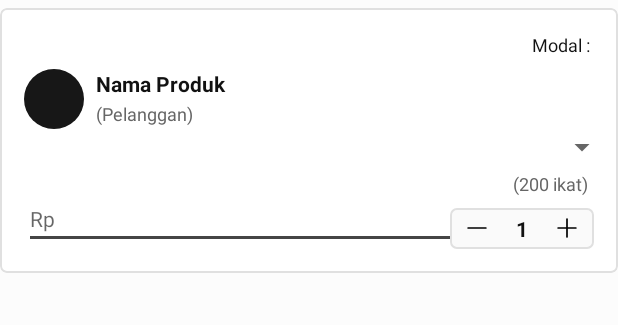
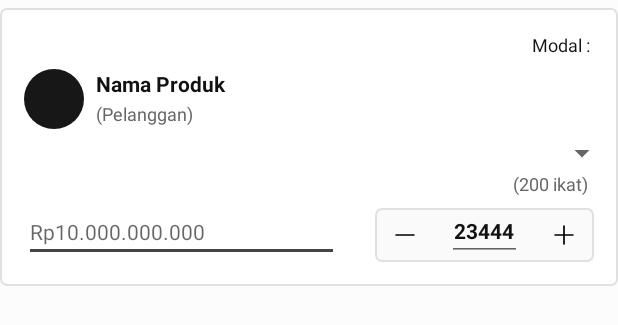
Before and after one commit to perangkatgunakarya/AndroidTokoPlastik, an Android app built with Jetpack Compose: the layout cart_item_layout.xml on its own in the app's theme, with its tools: preview values and no code run, on a phone screen of 412 x 824 dp. Shown: the top 325 px of the screen. Run offline under Robolectric (Android 15) with nearby library versions, the phone set to English and light mode, and no system bars.

Commit message:
fix: pdf and txt receipt after checkout. feat: change paid text to Lunas. and remove navigation bar in add customer

```diff
--- a/app/src/main/java/com/example/tokoplastik/HomeActivity.kt
+++ b/app/src/main/java/com/example/tokoplastik/HomeActivity.kt
@@ -59,6 +59,9 @@ class HomeActivity : AppCompatActivity() {
                 R.id.detailHistoryFragment -> {
                     bottomNav.visibility = View.GONE
                 }
+                R.id.addCustomerFragment  -> {
+                    bottomNav.visibility = View.GONE
+                }
 
                 else -> {
                     bottomNav.visibility = View.VISIBLE
--- a/app/src/main/res/layout/cart_item_layout.xml
+++ b/app/src/main/res/layout/cart_item_layout.xml
@@ -64,36 +64,38 @@
             android:layout_height="wrap_content"
             android:layout_marginTop="12dp"
             android:layout_marginEnd="24dp"
-            android:hint="Rp"
+            android:hint="Rp10.000.000.000"
             android:inputType="numberDecimal"
             android:textColor="@color/black"
             app:layout_constraintBottom_toBottomOf="parent"
-            app:layout_constraintEnd_toStartOf="@+id/unitsSpinner"
+            app:layout_constraintEnd_toStartOf="@+id/quantityLayout"
             app:layout_constraintHorizontal_bias="0.0"
             app:layout_constraintStart_toStartOf="parent"
             app:layout_constraintTop_toBottomOf="@+id/supplier_text"
             app:layout_constraintVertical_bias="1.0" />
-
-        <Spinner
-            android:id="@+id/unitsSpinner"
-            android:layout_width="wrap_content"
-            android:layout_height="wrap_content"
-            android:layout_marginEnd="-16dp"
-            app:layout_constraintEnd_toEndOf="parent"
-            app:layout_constraintTop_toBottomOf="@id/product_image" />
 
         <LinearLayout
             android:id="@+id/lowest_unit_layout"
             android:layout_width="wrap_content"
             android:layout_height="wrap_content"
             android:layout_marginTop="4dp"
-            android:orientation="horizontal"
+            android:orientation="vertical"
             app:layout_constraintEnd_toEndOf="parent"
-            app:layout_constraintTop_toBottomOf="@id/unitsSpinner">
+            app:layout_constraintTop_toBottomOf="@id/product_image">
+
+            <Spinner
+                android:id="@+id/unitsSpinner"
+                android:layout_width="wrap_content"
+                android:layout_height="wrap_content"
+                android:layout_marginEnd="-16dp"
+                android:layout_gravity="end"
+                app:layout_constraintEnd_toEndOf="parent"
+                app:layout_constraintTop_toBottomOf="@id/product_image" />
 
             <TextView
                 android:id="@+id/lowest_unit_quantity"
                 style="@style/p"
+                android:layout_gravity="end"
                 android:layout_width="wrap_content"
                 android:layout_height="wrap_content"
                 android:layout_marginEnd="4dp"
@@ -115,25 +117,30 @@
 
             <ImageButton
                 android:id="@+id/btnMinus"
-                android:layout_width="16dp"
-                android:layout_height="16dp"
+                android:layout_width="20dp"
+                android:layout_height="20dp"
                 android:background="?attr/selectableItemBackgroundBorderless"
                 android:contentDescription="Decrease quantity"
                 android:src="@drawable/ic_remove" />
 
-            <TextView
+            <EditText
                 android:id="@+id/quantityText"
                 style="@style/h4_bold"
-                android:layout_width="wrap_content"
+                android:maxLength="9"
+                android:layout_width="50dp"
                 android:layout_height="wrap_content"
                 android:layout_marginHorizontal="18dp"
-                android:text="1"
+                android:layout_marginBottom="-2dp"
+                android:inputType="number"
+                android:paddingTop="0dp"
+                android:text="23444"
+                android:textAlignment="center"
                 android:textColor="@color/black" />
 
             <ImageButton
                 android:id="@+id/btnPlus"
-                android:layout_width="16dp"
-                android:layout_height="16dp"
+                android:layout_width="20dp"
+                android:layout_height="20dp"
                 android:background="?attr/selectableItemBackgroundBorderless"
                 android:contentDescription="Increase quantity"
                 android:src="@drawable/ic_plus_thin" />
--- a/app/src/main/res/layout/fragment_history.xml
+++ b/app/src/main/res/layout/fragment_history.xml
@@ -18,7 +18,7 @@
         app:iconifiedByDefault="false"
         app:layout_constraintStart_toStartOf="parent"
         app:layout_constraintTop_toTopOf="parent"
-        app:queryHint="Cari Nama Produk / Supplier..." />
+        app:queryHint="Cari Nama Customer / Tanggal Transaksi..." />
 
     <ImageView
         android:id="@+id/close_icon"
--- a/app/src/main/res/layout/history_list_layout.xml
+++ b/app/src/main/res/layout/history_list_layout.xml
@@ -107,7 +107,7 @@
             style="@style/h3_bold"
             android:layout_width="wrap_content"
             android:layout_height="wrap_content"
-            android:text="PAID"
+            android:text="LUNAS"
             android:textColor="@color/text_red"
             app:layout_constraintEnd_toEndOf="parent"
             app:layout_constraintTop_toTopOf="parent" />
```
Also changed, not shown: app/src/main/java/com/example/tokoplastik/adapter/CartAdapter.kt (+85 -19 lines), app/src/main/java/com/example/tokoplastik/util/HistoryReceiptGenerator.kt (+27 -17 lines), app/src/main/java/com/example/tokoplastik/util/ReceiptGenerator.kt (+144 -42 lines), app/src/main/res/layout/fragment_checkout.xml (+7 -29 lines).
